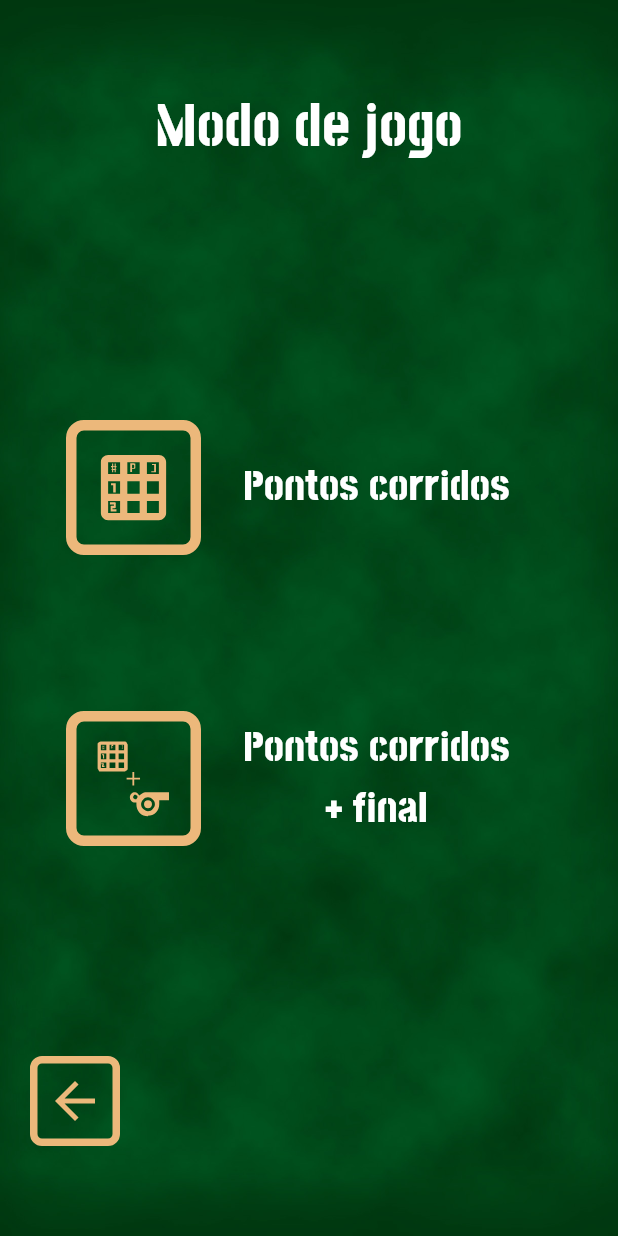
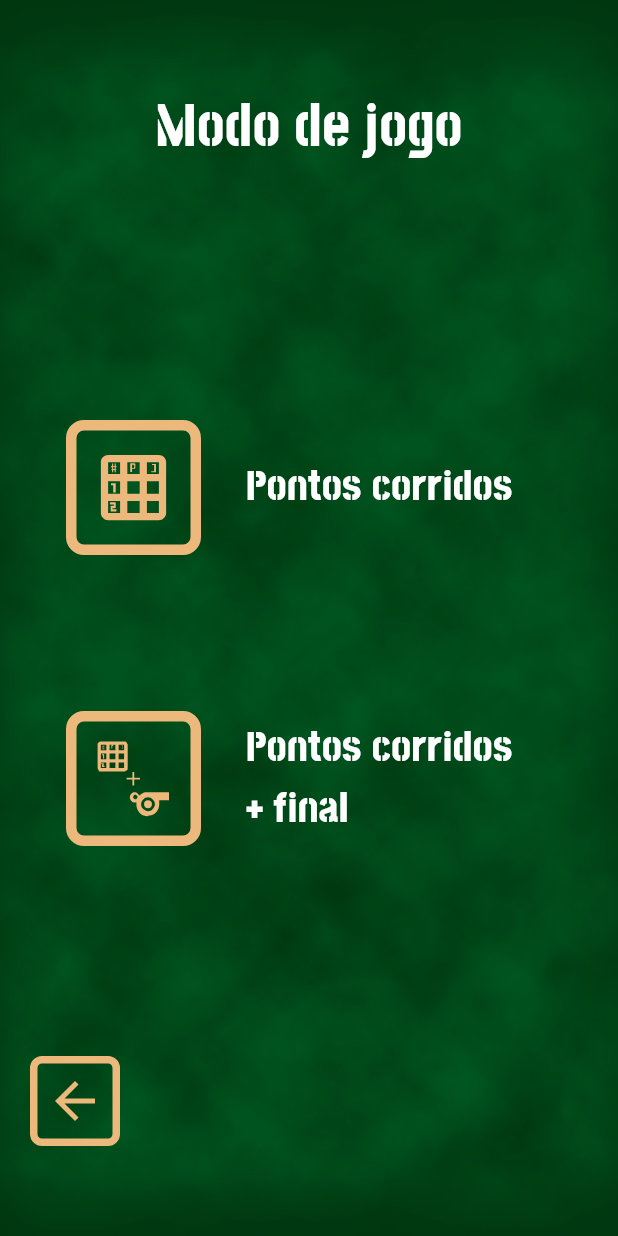
Before and after one commit to Samuelribeiro99/the-championship-manager, a Flutter app: the TelaModoCampeonato screen opened directly, on a phone screen of 412 x 824 dp. Run offline on Flutter 3.47's test engine with Material 3 defaults, Android fonts, the phone set to English and light mode, and no system bars; our stand-ins replace cloud_firestore, firebase_auth, firebase_core, flutter_svg, vibration; accounts and stored records are empty.

Commit message:
<FIX>[Revertendo alterações feitas no estilo dos botões de menu. Depois eu vejo isso kkkjota]

```diff
--- a/app/lib/tela_menu_principal.dart
+++ b/app/lib/tela_menu_principal.dart
@@ -5,7 +5,7 @@ import 'package:app/theme/app_colors.dart';
 
 // Importe suas telas placeholder
 import 'tela_historico.dart';
-import 'tela_estatisticas.dart';
+// import 'tela_estatisticas.dart';
 import 'tela_configuracoes.dart';
 import 'tela_sobre.dart';
 import 'tela_modo_campeonato.dart';
--- a/app/lib/widgets/menu_button.dart
+++ b/app/lib/widgets/menu_button.dart
@@ -55,10 +55,9 @@ class MenuButton extends StatelessWidget {
               ),
             ),
           ),
-          Expanded(
-            child: Text(
+          const SizedBox(width: 30),
+          Text(
             text,
-              textAlign: TextAlign.center,
             style: const TextStyle(
               fontFamily: 'PostNoBillsColombo',
               fontSize: 29,
@@ -66,7 +65,6 @@ class MenuButton extends StatelessWidget {
               color: AppColors.textColor,
             ),
           ),
-          ),
         ],
       ),
     );
```
Lines whose indentation alone changed are shown as unchanged.
